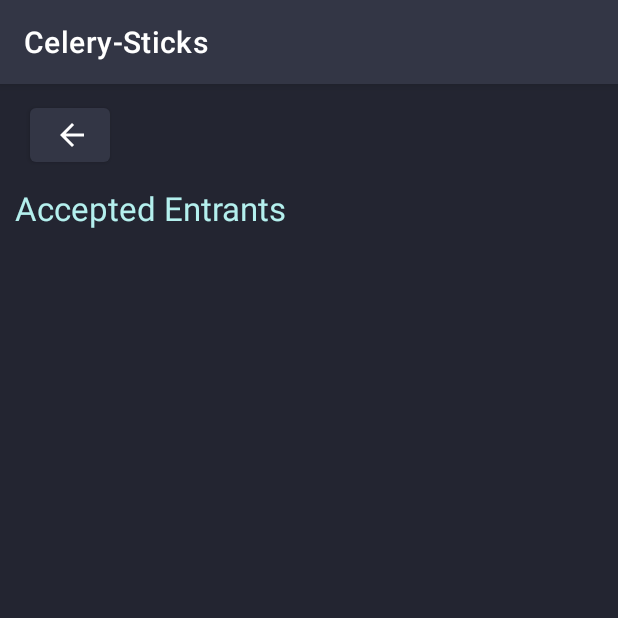
After one commit to sevrynUA/Event-Lottery-App, an Android app: the AcceptedListFragment screen opened directly, with no data from a screen before it, on a phone screen of 412 x 824 dp, the top half of it. The commit adds this screen. Run offline under Robolectric (Android 15) with nearby library versions, the phone set to English and light mode, and no system bars; our stand-ins replace Firebase (no records; nobody signed in at launch, a user with empty details on screens opened directly).

Commit message:
List of Accepted

```diff
--- a/CelerySticks/app/src/main/AndroidManifest.xml
+++ b/CelerySticks/app/src/main/AndroidManifest.xml
@@ -41,6 +41,7 @@
         <activity android:name=".ui.browseusers.ProfileDetailsViewModel"></activity>
         <activity android:name=".ui.browseusers.FacilityDetailsActivity"></activity>
         <activity android:name=".ui.browseimages.BrowseImageViewFragment"></activity>
+        <activity android:name=".ui.myevents.AcceptedListFragment"></activity>
 
     </application>
 
--- /dev/null
+++ b/CelerySticks/app/src/main/java/com/example/celery_sticks/ui/myevents/AcceptedListFragment.java
@@ -0,0 +1,164 @@
+package com.example.celery_sticks.ui.myevents;
+
+import static android.app.Activity.RESULT_OK;
+
+import android.content.Intent;
+import android.os.Bundle;
+import android.provider.ContactsContract;
+import android.util.Log;
+import android.view.LayoutInflater;
+import android.view.View;
+import android.view.ViewGroup;
+import android.widget.AdapterView;
+import android.widget.Button;
+import android.widget.ListAdapter;
+import android.widget.ListView;
+
+import androidx.activity.result.ActivityResultLauncher;
+import androidx.activity.result.contract.ActivityResultContracts;
+import androidx.annotation.NonNull;
+import androidx.appcompat.app.AppCompatActivity;
+import androidx.fragment.app.Fragment;
+
+import com.example.celery_sticks.Event;
+import com.example.celery_sticks.GeolocationMap;
+import com.example.celery_sticks.R;
+import com.example.celery_sticks.User;
+import com.example.celery_sticks.databinding.FragmentBrowseEventsBinding;
+import com.example.celery_sticks.databinding.FragmentBrowseUsersBinding;
+import com.example.celery_sticks.ui.myevents.EventDetailsViewModel;
+import com.example.celery_sticks.ui.myevents.EventsArrayAdapter;
+import com.example.celery_sticks.ui.myevents.SelectedEntrantsFragment;
+import com.example.celery_sticks.ui.myevents.UserArrayAdapter;
+import com.google.android.gms.tasks.OnCompleteListener;
+import com.google.android.gms.tasks.Task;
+import com.google.firebase.Timestamp;
+import com.google.firebase.firestore.CollectionReference;
+import com.google.firebase.firestore.FirebaseFirestore;
+import com.google.firebase.firestore.Query;
+import com.google.firebase.firestore.QueryDocumentSnapshot;
+import com.google.firebase.firestore.QuerySnapshot;
+
+import java.util.ArrayList;
+import java.util.List;
+
+public class AcceptedListFragment extends AppCompatActivity {
+    private FragmentBrowseUsersBinding binding;
+    private ArrayList<User> browseList = new ArrayList<>();
+    private ListView browseListView;
+    private UserArrayAdapter browseAdapter;
+
+    FirebaseFirestore db = FirebaseFirestore.getInstance();
+    private String eventID;
+
+    private Integer acceptedCounter = 0;
+
+    @Override
+    protected void onCreate(Bundle savedInstanceState) {
+        super.onCreate(savedInstanceState);
+        setContentView(R.layout.accepted_list);
+
+        Intent intent = getIntent();
+        eventID = intent.getStringExtra("eventID");
+
+        initialize();
+    }
+
+    public void initialize() {
+        browseList.clear();
+        acceptedCounter = 0;
+
+
+        Button backButton = findViewById(R.id.accepted_list_back);
+        browseListView = findViewById(R.id.accepted_list_list);
+        browseAdapter = new UserArrayAdapter(this, browseList);
+        browseListView.setAdapter(browseAdapter);
+
+        db.collection("events").document(eventID).get()
+                .addOnSuccessListener(document -> {
+                    if (document.exists()) {
+                        List<String> listOfAccepted = (List<String>) document.get("accepted");
+                        if (listOfAccepted != null) {
+                            for (String currentUserID : listOfAccepted) {
+                                getUserData(currentUserID, new DataCallback() {
+                                    @Override
+                                    public void onDataRecieved(ArrayList<String> data) {
+                                        if (data != null) {
+                                            acceptedCounter += 1;
+                                            browseList.add(new User(data.get(0), data.get(1), data.get(2), data.get(3), data.get(4)));
+                                            browseAdapter.notifyDataSetChanged();
+                                            expandListViewHeight(browseListView);
+                                        }
+                                    }
+                                });
+                            }
+
+                        }
+                    }
+                });
+        backButton.setOnClickListener(view -> {
+            finish();
+        });
+    }
+
+    public interface DataCallback {
+        /**
+         * Function is run when asynchronous access of data has been completed
+         * @param data is the data accessed asynchronously
+         */
+        void onDataRecieved(ArrayList<String> data);
+    }
+
+    public void getUserData(String userID, DataCallback callback) {
+        final ArrayList<String>[] userData = new ArrayList[]{new ArrayList<>()};
+        CollectionReference users = db.collection("users");
+        users.document(userID).get().addOnSuccessListener(user -> {
+            if (user.exists()) {
+                userData[0].add(user.getString("firstName"));
+                userData[0].add(user.getString("lastName"));
+                userData[0].add(user.getString("email"));
+                userData[0].add(user.getString("role"));
+                userData[0].add(userID);
+                callback.onDataRecieved(userData[0]);
+            }
+        });
+    }
+
+    public void expandListViewHeight(ListView listView) {
+        ListAdapter viewAdapter = listView.getAdapter();
+
+        if (viewAdapter == null) {
+            return;
+        }
+
+        ViewGroup listview = listView;
+        // total height of all elements in the list
+        int totalHeight = 0;
+
+        // add the heights
+        for (int i = 0; i < viewAdapter.getCount(); i++) {
+            // get item
+            View listItem = viewAdapter.getView(i, null, listview);
+            // get item length
+            listItem.measure(0, 0);
+            // increases height
+            totalHeight += 150; // height of content
+        }
+
+        // set height based on total height
+        ViewGroup.LayoutParams par = listView.getLayoutParams();
+        // 10dp is the height of a divider
+        int heightDP = totalHeight + (10 * (viewAdapter.getCount() + 1));
+
+        // get conversion factor
+        float scale = this.getResources().getDisplayMetrics().density;
+        // convert from dp to px and store
+        par.height = (int) (heightDP * scale);
+
+        // set the layout to the specified parameters
+        listView.setLayoutParams(par);
+
+        // submit the changes
+        listView.requestLayout();
+    }
+}
--- /dev/null
+++ b/CelerySticks/app/src/main/res/layout/accepted_list.xml
@@ -0,0 +1,65 @@
+<?xml version="1.0" encoding="utf-8"?>
+
+
+<FrameLayout
+    xmlns:android="http://schemas.android.com/apk/res/android"
+    xmlns:app="http://schemas.android.com/apk/res-auto"
+    xmlns:tools="http://schemas.android.com/tools"
+    android:layout_width="match_parent"
+    android:layout_height="match_parent"
+    android:theme="@style/ThemeOverlay.AppCompat.Dark"
+    tools:context=".ui.myevents.MyEventsFragment">
+
+<ScrollView
+    android:layout_width="match_parent"
+    android:layout_height="match_parent"
+    android:fillViewport="true"
+    android:gravity="top">
+
+
+
+    <LinearLayout
+        android:layout_width="match_parent"
+        android:layout_height="wrap_content"
+        android:background="@color/primary"
+        android:orientation="vertical"
+        android:layout_marginLeft="10dp"
+        android:layout_marginRight="10dp">
+
+        <Button
+            android:id="@+id/accepted_list_back"
+            android:layout_width="53dp"
+            android:layout_height="wrap_content"
+            android:layout_alignParentStart="true"
+            android:layout_alignParentTop="true"
+            android:layout_margin="10dp"
+            android:layout_marginStart="10dp"
+            android:layout_marginTop="10dp"
+            app:icon="?attr/homeAsUpIndicator" />
+
+
+        <TextView
+            android:id="@+id/accepted_list_title"
+            android:layout_width="match_parent"
+            android:layout_height="wrap_content"
+            android:layout_marginBottom="15dp"
+            android:text="Accepted Entrants"
+            android:textColor="#b4f0ee"
+            android:textSize="22sp"></TextView>
+
+
+            <ListView
+                android:id="@+id/accepted_list_list"
+                android:layout_width="match_parent"
+                android:layout_height="0dp"
+                android:layout_marginBottom="20px"
+                android:visibility="visible"
+                android:divider="@android:color/transparent"
+                android:dividerHeight="10dp">
+            </ListView>
+
+
+    </LinearLayout>
+</ScrollView>
+
+</FrameLayout>
```
Also changed, not shown: CelerySticks/app/src/main/java/com/example/celery_sticks/ui/myevents/SelectedEntrantsFragment.java (+16 -1 lines).
